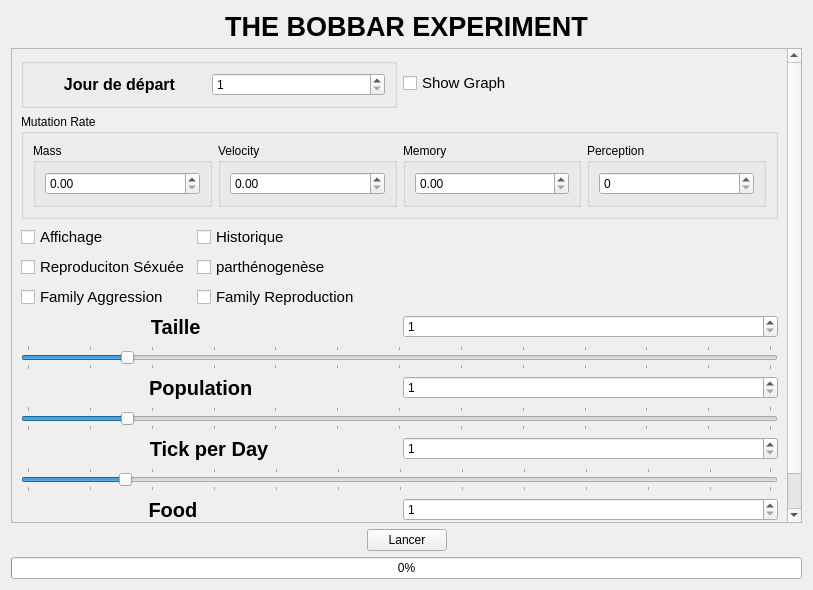
Qt form view/Mainwindow.ui (yetanotherf0rked/3a_bobbar) before a commit.
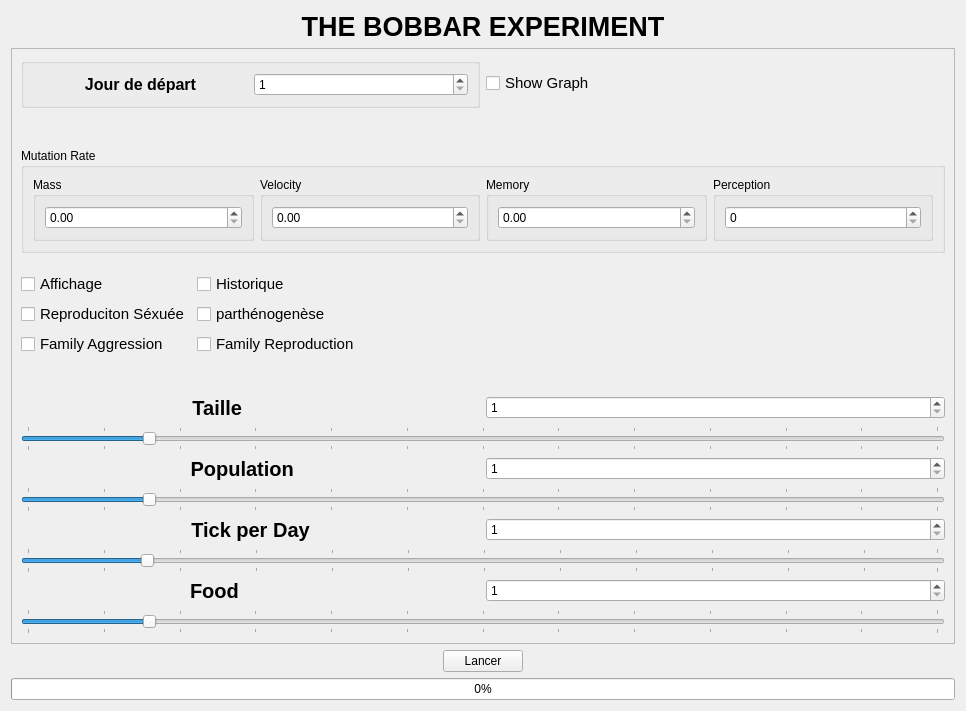
The same form after that commit.

Commit message: link update_dayBox

What changed in the file:
```diff
--- a/view/Mainwindow.ui
+++ b/view/Mainwindow.ui
@@ -6,8 +6,8 @@
    <rect>
     <x>0</x>
     <y>0</y>
-    <width>813</width>
-    <height>590</height>
+    <width>966</width>
+    <height>711</height>
    </rect>
   </property>
   <property name="windowTitle">
@@ -45,8 +45,8 @@
            <rect>
             <x>0</x>
             <y>0</y>
-            <width>795</width>
-            <height>493</height>
+            <width>942</width>
+            <height>586</height>
            </rect>
           </property>
           <layout class="QVBoxLayout" name="verticalLayout_17">
```
Left out of the diff: 102 changed lines with no effect on the pictures. The commit also changes 2 other files.
